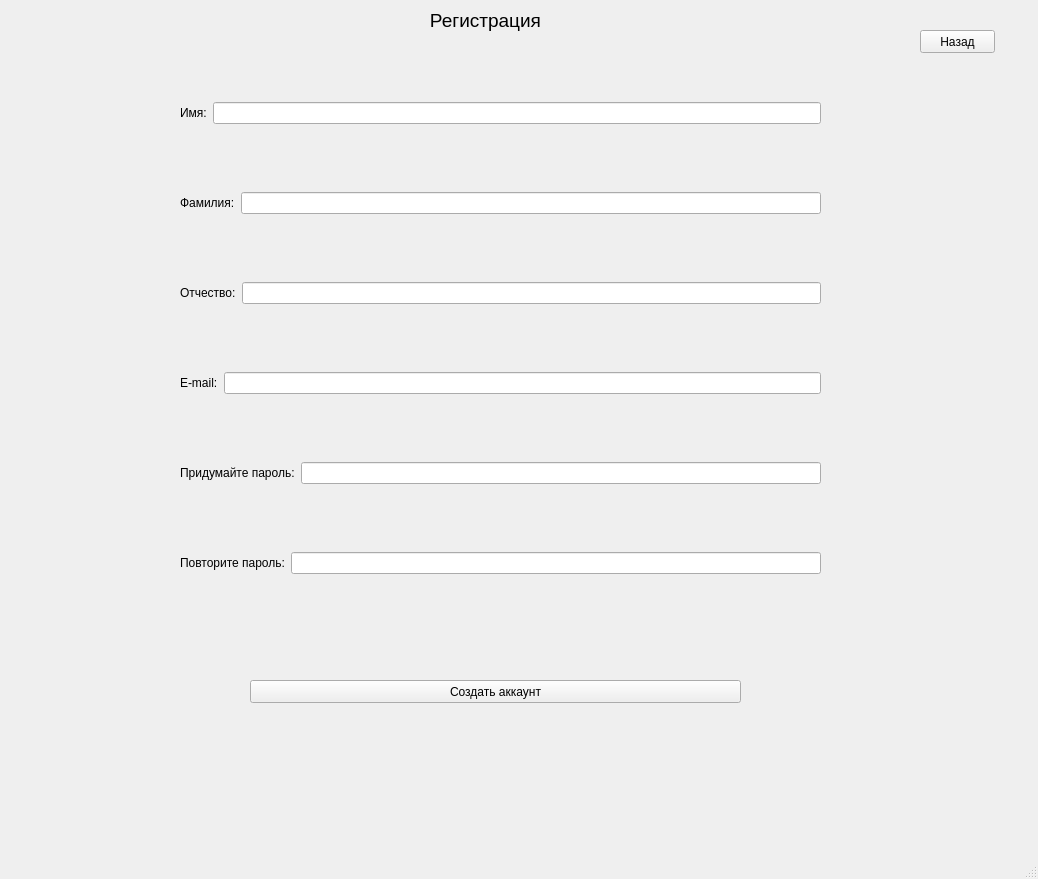
Old version of the form registration.ui in the repository mrsalute39/PyQT5-project.
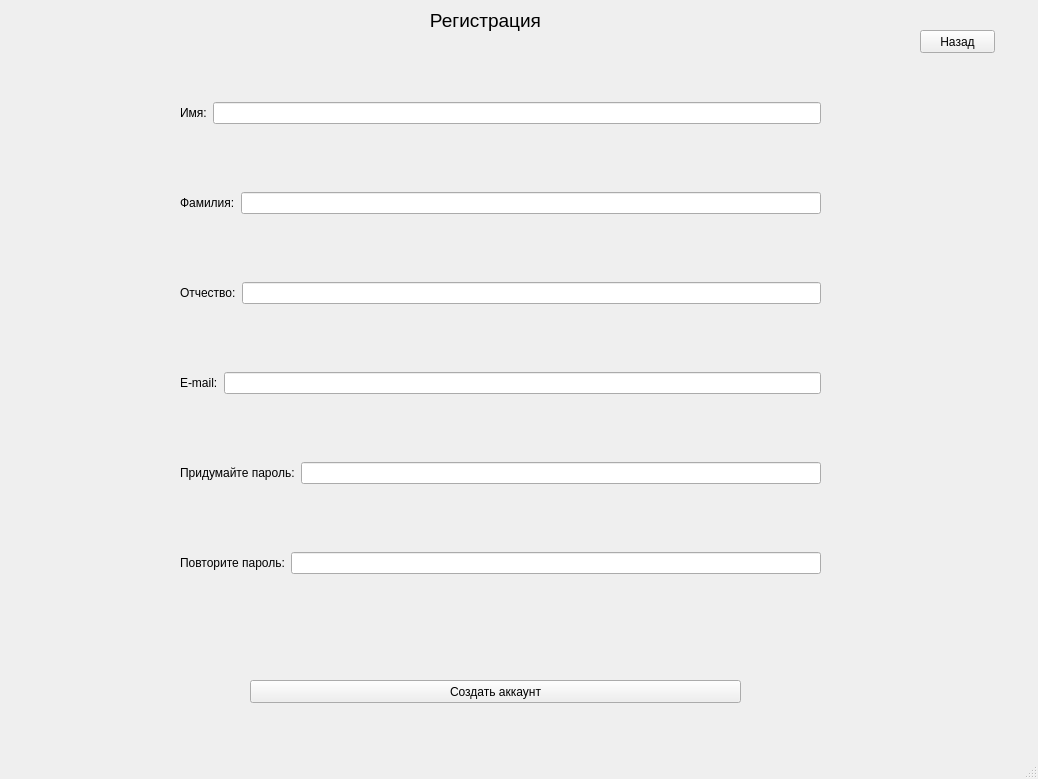
New version of the form.

Patch:
```diff
--- a/registration.ui
+++ b/registration.ui
@@ -7,9 +7,21 @@
     <x>0</x>
     <y>0</y>
     <width>1038</width>
-    <height>879</height>
+    <height>779</height>
    </rect>
   </property>
+  <property name="minimumSize">
+   <size>
+    <width>1038</width>
+    <height>779</height>
+   </size>
+  </property>
+  <property name="maximumSize">
+   <size>
+    <width>1038</width>
+    <height>779</height>
+   </size>
+  </property>
   <property name="windowTitle">
    <string>Окно Регистрации</string>
   </property>
@@ -176,7 +188,14 @@
     </rect>
    </property>
   </widget>
-  <widget class="QStatusBar" name="statusbar"/>
+  <widget class="QStatusBar" name="statusbar">
+   <property name="font">
+    <font>
+     <family>Calibri</family>
+     <pointsize>16</pointsize>
+    </font>
+   </property>
+  </widget>
  </widget>
  <resources/>
  <connections/>
```
